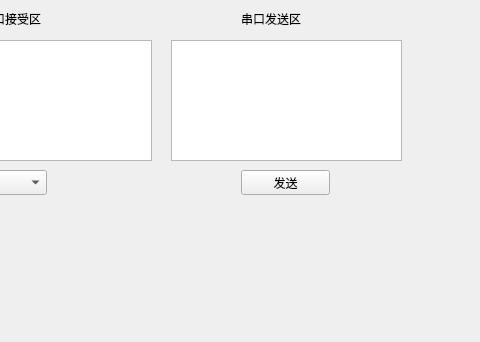
The window that UserUI/RobotUI.ui (LIGHT1213/RobotMasterComputer) describes before a commit, drawn with Qt 5; both pictures show x 99 to 579 and y 0 to 342 of the 1024 by 768 pixel window.
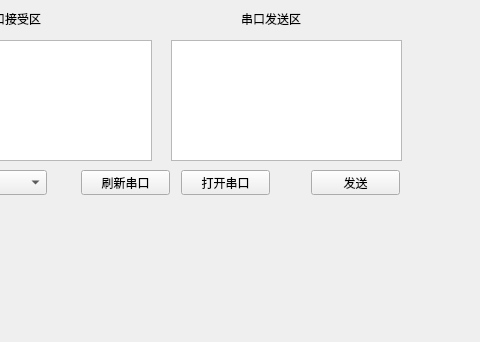
The same window after the commit.

Commit message: "串口打开完工，回windows继续测试"

```diff
--- a/UserUI/RobotUI.ui
+++ b/UserUI/RobotUI.ui
@@ -62,7 +62,7 @@
   <widget class="QPushButton" name="UartSendButtom">
    <property name="geometry">
     <rect>
-     <x>340</x>
+     <x>410</x>
      <y>170</y>
      <width>89</width>
      <height>25</height>
@@ -95,6 +95,32 @@
     <string>串口</string>
    </property>
   </widget>
+  <widget class="QPushButton" name="ReFlashUart">
+   <property name="geometry">
+    <rect>
+     <x>180</x>
+     <y>170</y>
+     <width>89</width>
+     <height>25</height>
+    </rect>
+   </property>
+   <property name="text">
+    <string>刷新串口</string>
+   </property>
+  </widget>
+  <widget class="QPushButton" name="OpenUart">
+   <property name="geometry">
+    <rect>
+     <x>280</x>
+     <y>170</y>
+     <width>89</width>
+     <height>25</height>
+    </rect>
+   </property>
+   <property name="text">
+    <string>打开串口</string>
+   </property>
+  </widget>
  </widget>
  <resources/>
  <connections/>
```
Left out of the diff: 3 changed lines with no effect on the pictures. The commit also changes 4 other files.
